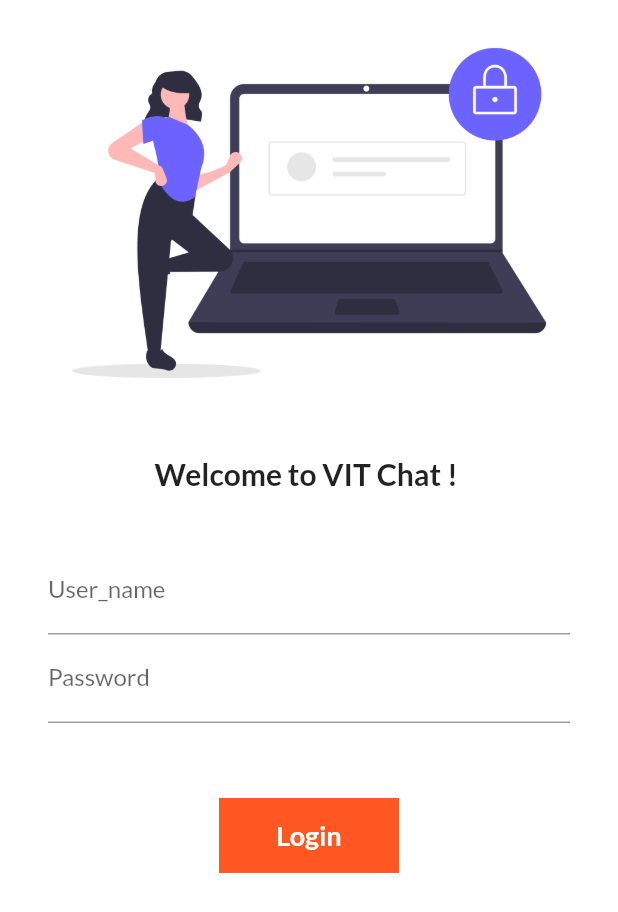
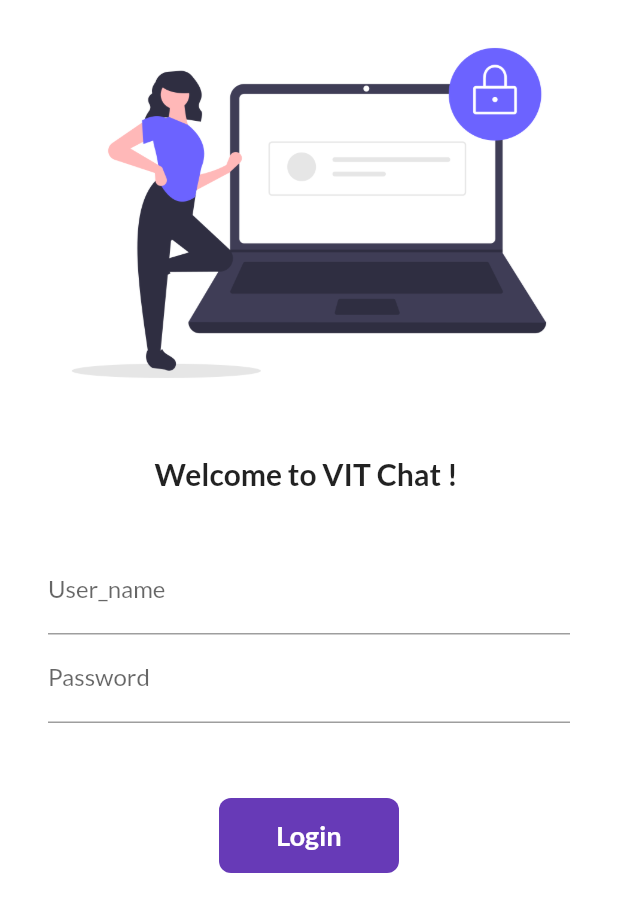
Before and after one commit to Rahul-vit10062/Learning_Flutter_in_30_Days, a Flutter app: the screen it shows after launch, on a phone screen of 412 x 824 dp. Shown: the top 912 px of the screen. Run offline on Flutter 3.47's test engine with Material 2 defaults, Android fonts, the phone set to English and light mode, and no system bars; our stand-ins replace google_fonts.

Commit message:
Day_7_completed

```diff
--- a/lib/Pages/Login_Page.dart
+++ b/lib/Pages/Login_Page.dart
@@ -2,6 +2,8 @@ import 'package:flutter/material.dart';
 import 'package:flutter_catalog/utils/routes.dart';
 
 class LoginPage extends StatefulWidget {
+  const LoginPage({super.key});
+
   @override
   State<LoginPage> createState() => _LoginPageState();
 }
@@ -10,6 +12,7 @@ class _LoginPageState extends State<LoginPage> {
   String name = "";
   bool changeButton = false;
 
+  @override
   Widget build(BuildContext context) {
     return Material(
       color: Colors.white,
@@ -21,17 +24,17 @@ class _LoginPageState extends State<LoginPage> {
               fit: BoxFit.cover,
               //height: 500,
             ),
-            SizedBox(
+            const SizedBox(
               height: 20,
             ),
             Text(
               "Welcome to VIT Chat ! $name",
-              style: TextStyle(
+              style: const TextStyle(
                 fontSize: 20,
                 fontWeight: FontWeight.bold,
               ),
             ),
-            SizedBox(
+            const SizedBox(
               height: 20,
             ),
             Padding(
@@ -40,7 +43,7 @@ class _LoginPageState extends State<LoginPage> {
               child: Column(
                 children: [
                   TextFormField(
-                    decoration: InputDecoration(
+                    decoration: const InputDecoration(
                         hintText: "Enter User Name", labelText: "User_name"),
                     onChanged: (value) {
                       name = value;
@@ -49,43 +52,41 @@ class _LoginPageState extends State<LoginPage> {
                   ),
                   TextFormField(
                     obscureText: true,
-                    decoration: InputDecoration(
+                    decoration: const InputDecoration(
                         hintText: "Enter Password", labelText: "Password"),
                   ),
-                  SizedBox(
+                  const SizedBox(
                     height: 50,
                   ),
 
-                  InkWell(
+                  Material(
+                    color: Colors.deepPurple,
+                    borderRadius: BorderRadius.circular(changeButton ? 20 : 8),
+                    child: InkWell(
                       onTap: () async {
                         setState(() {
                           changeButton = true;
                         });
-                      await Future.delayed(Duration(seconds: 1));
+                        await Future.delayed(const Duration(seconds: 1));
                         Navigator.pushNamed(context, MyRoutes.homeRoute);
                       },
                       child: AnimatedContainer(
-                      duration: Duration(seconds: 1),
+                        duration: const Duration(seconds: 1),
                         width: changeButton ? 50 : 120,
                         height: 50,
                         alignment: Alignment.center,
                         child: changeButton
-                          ? Icon(
+                            ? const Icon(
                                 Icons.done,
                                 color: Colors.white,
                               )
-                          : Text(
+                            : const Text(
                                 "Login",
                                 style: TextStyle(
                                     color: Colors.white,
                                     fontWeight: FontWeight.bold,
                                     fontSize: 18),
                               ),
-                      decoration: BoxDecoration(
-                        color: Colors.deepOrange,
-                        shape:
-                            changeButton ? BoxShape.circle : BoxShape.rectangle,
-                        //borderRadius: BorderRadius.circular(changeButton?20:8),
                       ),
                     ),
                   ),
--- a/lib/main.dart
+++ b/lib/main.dart
@@ -5,26 +5,28 @@ import 'package:flutter_catalog/utils/routes.dart';
 import 'package:google_fonts/google_fonts.dart';
 
 void main() {
-  runApp(MyApp());
+  runApp(const MyApp());
 }
 
 class MyApp extends StatelessWidget {
+  const MyApp({super.key});
+
+  @override
   Widget build(BuildContext context) {
     return MaterialApp(
       // home: HomePage(),
-
       themeMode: ThemeMode.light,
       theme: ThemeData(
         primarySwatch: Colors.deepOrange,
         fontFamily: GoogleFonts.lato().fontFamily,
       ),
-      //debugShowCheckedModeBanner: false,
+      debugShowCheckedModeBanner: false,
       darkTheme: ThemeData(brightness: Brightness.dark),
 
       routes: {
         "/": (context) => LoginPage(),
-        MyRoutes.homeRoute: (context) => HomePage(),
-        MyRoutes.loginRoute: (context) => LoginPage(),
+        MyRoutes.homeRoute: (context) => const HomePage(),
+        MyRoutes.loginRoute: (context) => const LoginPage(),
       },
     );
   }
```
Also changed, not shown: lib/Pages/Home_Page.dart (+30 -6 lines). Lines whose indentation alone changed are shown as unchanged.
